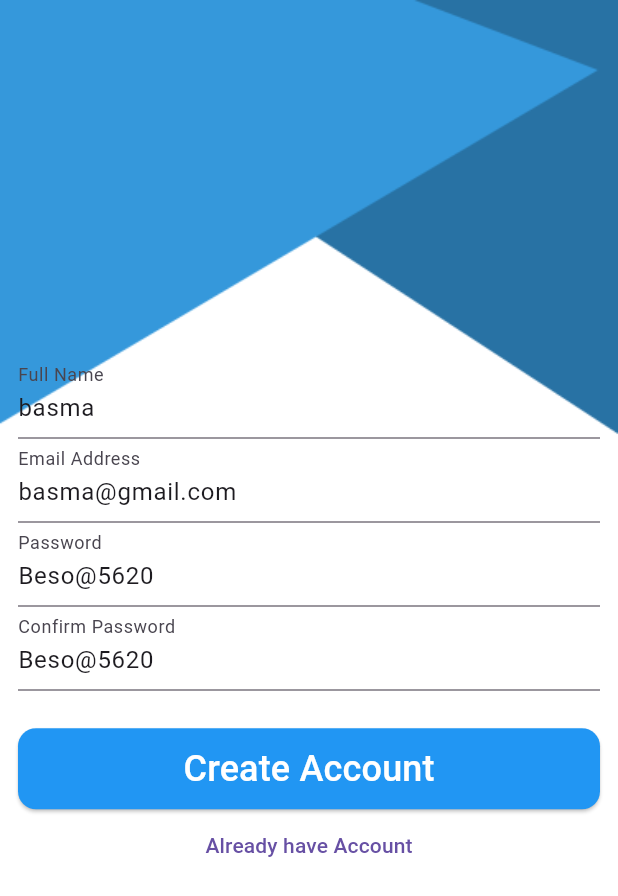
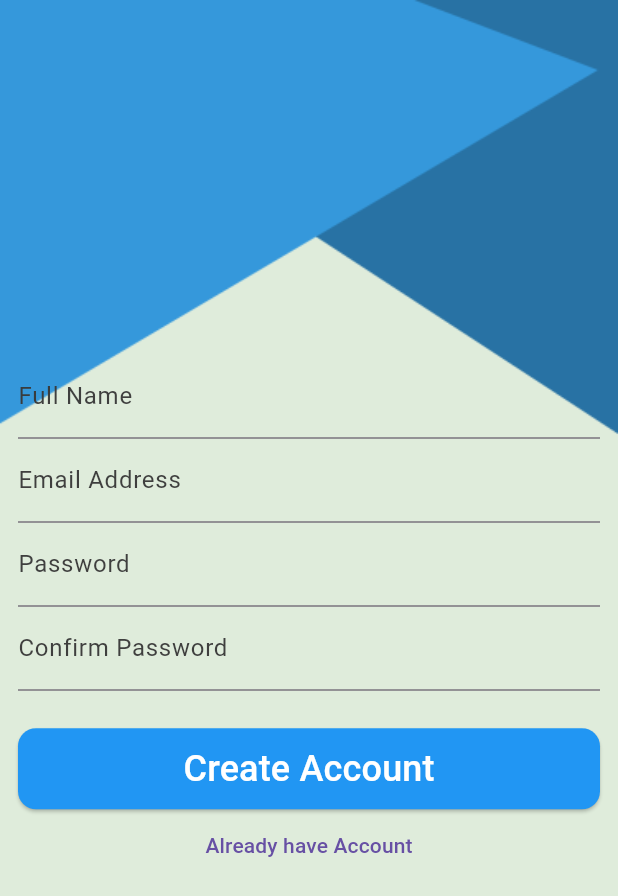
Before and after one commit to BasmaMounir/ToDo-Application, a Flutter app: the RegisterScreen screen opened by its route, on a phone screen of 412 x 824 dp. Shown: the top 896 px of the screen. Run offline on Flutter 3.47's test engine with Material 3 defaults, Android fonts, the phone set to English and light mode, and no system bars; our stand-ins replace another_flutter_splash_screen, cloud_firestore, easy_date_timeline, firebase_auth, firebase_core, flutter_slidable and 2 more; accounts and stored records are empty; generated files the repository leaves out were written again.

Commit message:
make settings provider finish all ui of app

```diff
--- a/lib/Home/Dialogues/dialog_utils.dart
+++ b/lib/Home/Dialogues/dialog_utils.dart
@@ -10,8 +10,8 @@ class DialogUtils {
           return AlertDialog(
             content: Row(
               children: [
-                CircularProgressIndicator(),
-                SizedBox(
+                const CircularProgressIndicator(),
+                const SizedBox(
                   width: 20,
                 ),
                 Text(
--- a/lib/Home/Settings/ThemeBottomSheet.dart
+++ b/lib/Home/Settings/ThemeBottomSheet.dart
@@ -16,7 +16,7 @@ class _ThemeBottomSheetState extends State<ThemeBottomSheet> {
   Widget build(BuildContext context) {
     var provider = Provider.of<SettingsProvider>(context);
     return Container(
-      padding: EdgeInsets.all(20),
+      padding: const EdgeInsets.all(20),
       height: MediaQuery.of(context).copyWith().size.height * 0.2,
       color:
           provider.isDarkMode() ? MyTheme.darkBlackColor : MyTheme.wightColor,
@@ -31,7 +31,7 @@ class _ThemeBottomSheetState extends State<ThemeBottomSheet> {
               child: provider.isDarkMode()
                   ? unselectedItem(AppLocalizations.of(context)!.light)
                   : selectedItem(AppLocalizations.of(context)!.light)),
-          SizedBox(
+          const SizedBox(
             height: 20,
           ),
           InkWell(
--- a/lib/Home/Settings/showLanguageBottomSheet.dart
+++ b/lib/Home/Settings/showLanguageBottomSheet.dart
@@ -15,7 +15,7 @@ class _LanguageBottomSheetState extends State<LanguageBottomSheet> {
     var provider = Provider.of<SettingsProvider>(context);
     return Container(
       height: MediaQuery.of(context).copyWith().size.height * 0.2,
-      padding: EdgeInsets.all(20),
+      padding: const EdgeInsets.all(20),
       color:
           provider.isDarkMode() ? MyTheme.darkBlackColor : MyTheme.wightColor,
       child: Column(
@@ -29,7 +29,7 @@ class _LanguageBottomSheetState extends State<LanguageBottomSheet> {
               child: provider.appLanguage == 'en'
                   ? selectedItem(AppLocalizations.of(context)!.english)
                   : unselectedItem(AppLocalizations.of(context)!.english)),
-          SizedBox(
+          const SizedBox(
             height: 20,
           ),
           InkWell(
--- a/lib/Home/TasksList/tasks_tab.dart
+++ b/lib/Home/TasksList/tasks_tab.dart
@@ -9,7 +9,7 @@ import 'package:to_do_application/Providers/settings-provider.dart';
 import 'package:to_do_application/my_theme.dart';
 
 class TasksTab extends StatefulWidget {
-  TasksTab({super.key});
+  const TasksTab({super.key});
 
   @override
   State<TasksTab> createState() => _TasksTabState();
@@ -35,7 +35,7 @@ class _TasksTabState extends State<TasksTab> {
               listProvider.cahngeDate(selectedDate);
             },
             activeColor: MyTheme.primaryColor,
-            headerProps: EasyHeaderProps(
+                headerProps: const EasyHeaderProps(
               dateFormatter: DateFormatter.monthOnly(),
             ),
             dayProps: EasyDayProps(
--- a/lib/auth/custom_text_form_field.dart
+++ b/lib/auth/custom_text_form_field.dart
@@ -1,4 +1,7 @@
 import 'package:flutter/material.dart';
+import 'package:provider/provider.dart';
+import 'package:to_do_application/Providers/settings-provider.dart';
+import 'package:to_do_application/my_theme.dart';
 
 class CustomTextFormField extends StatelessWidget {
   String labelText;
@@ -20,9 +23,17 @@ class CustomTextFormField extends StatelessWidget {
 
   @override
   Widget build(BuildContext context) {
+    var provider = Provider.of<SettingsProvider>(context);
     return TextFormField(
+      style: TextStyle(
+          color:
+              provider.isDarkMode() ? MyTheme.wightColor : MyTheme.blackColor),
       decoration: InputDecoration(
         labelText: labelText,
+        labelStyle: TextStyle(
+            color: provider.isDarkMode()
+                ? MyTheme.wightColor
+                : MyTheme.blackColor),
         suffixIcon: Icon(isPasswordVisible ? Icons.remove_red_eye : null),
       ),
       obscureText: isobscureText,
--- a/lib/auth/login/login.dart
+++ b/lib/auth/login/login.dart
@@ -1,8 +1,11 @@
 import 'package:flutter/material.dart';
+import 'package:provider/provider.dart';
 import 'package:to_do_application/Home/home_screen.dart';
+import 'package:to_do_application/Providers/settings-provider.dart';
 import 'package:to_do_application/auth/custom_text_form_field.dart';
 import 'package:to_do_application/auth/my_validation.dart';
 import 'package:to_do_application/auth/register/register_screen.dart';
+import 'package:to_do_application/my_theme.dart';
 
 class LoginScreen extends StatefulWidget {
   static const String routeName = "login";
@@ -20,9 +23,10 @@ class _LoginScreenState extends State<LoginScreen> {
 
   @override
   Widget build(BuildContext context) {
+    var provider = Provider.of<SettingsProvider>(context);
     return Container(
         decoration: BoxDecoration(
-            color: Colors.white,
+            color: provider.isDarkMode() ? MyTheme.darkBody : MyTheme.lightBody,
             image: DecorationImage(
               image: AssetImage("assets/images/background.png"),
               fit: BoxFit.fill,
--- a/lib/auth/register/register_screen.dart
+++ b/lib/auth/register/register_screen.dart
@@ -1,8 +1,11 @@
 import 'package:firebase_auth/firebase_auth.dart';
 import 'package:flutter/material.dart';
+import 'package:provider/provider.dart';
 import 'package:to_do_application/auth/custom_text_form_field.dart';
 import 'package:to_do_application/auth/login/login.dart';
 import 'package:to_do_application/auth/my_validation.dart';
+import '../../Providers/settings-provider.dart';
+import '../../my_theme.dart';
 
 class RegisterScreen extends StatefulWidget {
   static const String routeName = "register";
@@ -12,21 +15,20 @@ class RegisterScreen extends StatefulWidget {
 }
 
 class _RegisterScreenState extends State<RegisterScreen> {
-  TextEditingController fullNameController =
-      TextEditingController(text: 'basma');
-  TextEditingController EmailController =
-      TextEditingController(text: 'basma@gmail.com');
-  TextEditingController PasswordController =
-      TextEditingController(text: 'Beso@5620');
+  TextEditingController fullNameController = TextEditingController();
+  TextEditingController EmailController = TextEditingController();
+  TextEditingController PasswordController = TextEditingController();
   TextEditingController PasswordConfirmationController =
-      TextEditingController(text: 'Beso@5620');
+      TextEditingController();
   var formKey = GlobalKey<FormState>();
 
   @override
   Widget build(BuildContext context) {
+    var provider = Provider.of<SettingsProvider>(context);
+
     return Container(
         decoration: BoxDecoration(
-            color: Colors.white,
+            color: provider.isDarkMode() ? MyTheme.darkBody : MyTheme.lightBody,
             image: DecorationImage(
               image: AssetImage("assets/images/background.png"),
               fit: BoxFit.fill,
--- a/lib/main.dart
+++ b/lib/main.dart
@@ -49,7 +49,7 @@ class MyApp extends StatelessWidget {
       debugShowCheckedModeBanner: false,
       theme: MyTheme.lightTheme,
       darkTheme: MyTheme.darkTheme,
-      initialRoute: SplashScreen.routeName,
+      initialRoute: LoginScreen.routeName,
       routes: {
         SplashScreen.routeName: (_) => const SplashScreen(),
         LoginScreen.routeName: (context) => LoginScreen(),
```
Also changed, not shown: lib/Home/Settings/settings_tab.dart (+6 -6 lines), lib/Home/TasksList/edit_task.dart (+4 -4 lines), lib/Home/TasksList/item_task_list.dart (+8 -8 lines), lib/Home/TasksList/task_list_bottom_sheet.dart (+18 -8 lines), lib/Home/home_screen.dart (+5 -4 lines).
